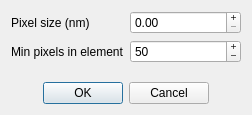
This is fullrangeanalysisconfig.ui in PeeKayChonkster/QtNanotubeAnalysis as Qt 5 draws it before an edit. The edited form follows.
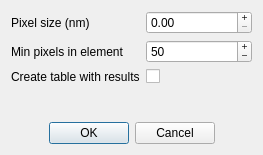
This is the edited form.

Commit message: Add checkbox for creating analysis table

```diff
--- a/fullrangeanalysisconfig.ui
+++ b/fullrangeanalysisconfig.ui
@@ -6,8 +6,8 @@
    <rect>
     <x>0</x>
     <y>0</y>
-    <width>252</width>
-    <height>115</height>
+    <width>263</width>
+    <height>155</height>
    </rect>
   </property>
   <property name="windowTitle">
@@ -53,6 +53,20 @@
        </property>
       </widget>
      </item>
+     <item row="2" column="0">
+      <widget class="QLabel" name="createTableLabel">
+       <property name="text">
+        <string>Create table with results</string>
+       </property>
+      </widget>
+     </item>
+     <item row="2" column="1">
+      <widget class="QCheckBox" name="createTableCheckbox">
+       <property name="text">
+        <string/>
+       </property>
+      </widget>
+     </item>
     </layout>
    </item>
    <item>
```
The commit also changes 3 other files.
